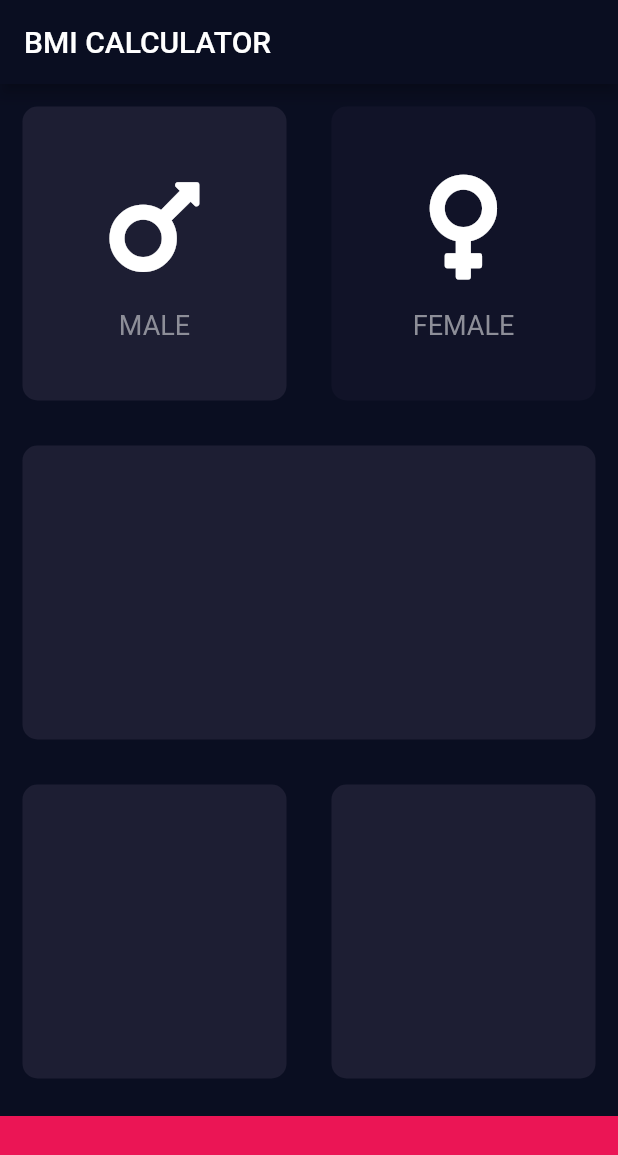
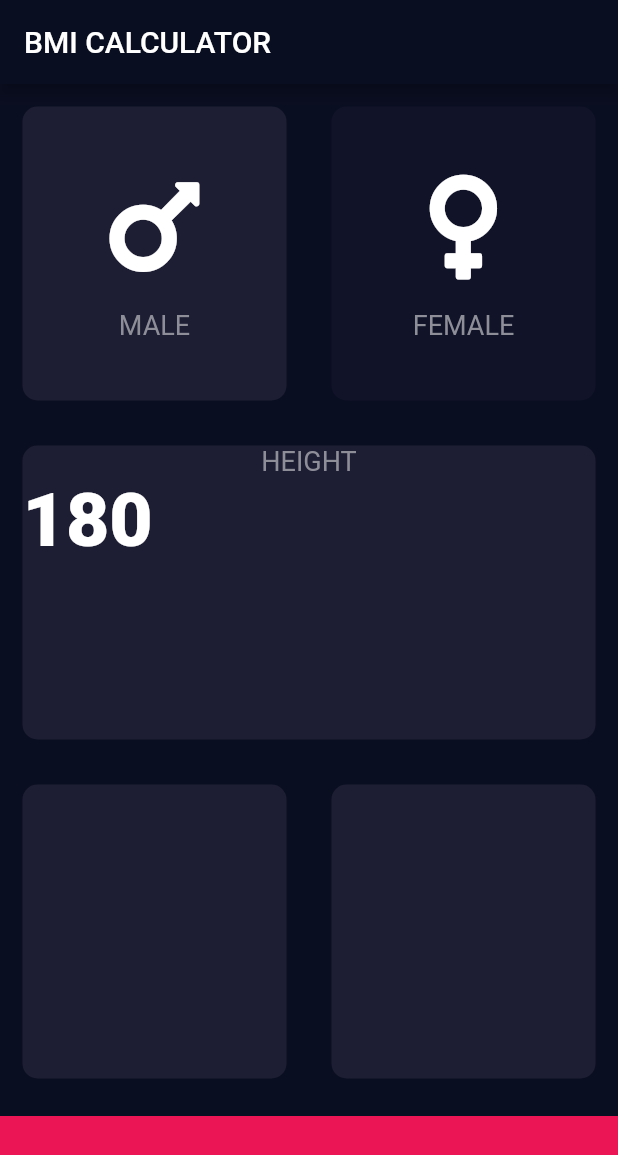
Before and after one commit to tastethedream/flutter-development-bootcamp, a Flutter app: the screen it shows after launch, after a tap on "MALE", on a phone screen of 412 x 824 dp. Shown: the top 1155 px of the screen. Run offline on Flutter 3.47's test engine with Material 2 defaults, Android fonts, the phone set to English and light mode, and no system bars; our stand-ins replace audioplayers, font_awesome_flutter, rflutter_alert.

Commit message:
code refactored and content added to card 3

```diff
--- /dev/null
+++ b/bmi-calculator-flutter/lib/constants.dart
@@ -0,0 +1,16 @@
+import 'package:flutter/material.dart';
+
+const kBottomContainerHeight = 80.0;
+const kActiveCardColour = Color(0XFF1D1E33);
+const kInactiveCardColour = Color(0XFF111328);
+const kBottomContainerColour = Color(0xffeb1555);
+
+const kLabelTextStyle = TextStyle(
+  fontSize: 18.0,
+  color: Color(0xff8d8e98),
+);
+
+const kNumberStyle = TextStyle(
+  fontSize: 50.0,
+  fontWeight: FontWeight.w900,
+);
--- a/bmi-calculator-flutter/lib/icon_content.dart
+++ b/bmi-calculator-flutter/lib/icon_content.dart
@@ -1,9 +1,5 @@
 import 'package:flutter/material.dart';
-
-const labelTextStyle = TextStyle(
-  fontSize: 18.0,
-  color: Color(0xff8d8e98),
-);
+import 'constants.dart';
 
 class IconContent extends StatelessWidget {
   IconContent({this.icon, this.label});
@@ -25,7 +21,7 @@ class IconContent extends StatelessWidget {
         ),
         Text(
           label,
-          style: labelTextStyle,
+          style: kLabelTextStyle,
         ),
       ],
     );
--- a/bmi-calculator-flutter/lib/input_page.dart
+++ b/bmi-calculator-flutter/lib/input_page.dart
@@ -1,12 +1,14 @@
+import 'package:flutter/cupertino.dart';
 import 'package:flutter/material.dart';
 import 'package:font_awesome_flutter/font_awesome_flutter.dart';
 import 'icon_content.dart';
 import 'reusable_card.dart';
+import 'constants.dart';
 
-const bottomContainerHeight = 80.0;
-const activeCardColour = Color(0XFF1D1E33);
-const inactiveCardColour = Color(0XFF111328);
-const bottomContainerColour = Color(0xffeb1555);
+enum Gender {
+  male,
+  female,
+}
 
 class InputPage extends StatefulWidget {
   @override
@@ -14,28 +16,7 @@ class InputPage extends StatefulWidget {
 }
 
 class _InputPageState extends State<InputPage> {
-  Color maleCardColour = inactiveCardColour;
-  Color femaleCardColour = inactiveCardColour;
-
-  //1 = male 2 = female
-  void updateColour(int gender) {
-    if (gender == 1) {
-      if (maleCardColour == inactiveCardColour) {
-        maleCardColour = activeCardColour;
-        femaleCardColour = inactiveCardColour;
-      } else {
-        maleCardColour = inactiveCardColour;
-      }
-    }
-    if (gender == 2) {
-      if (femaleCardColour == inactiveCardColour) {
-        femaleCardColour = activeCardColour;
-        maleCardColour = inactiveCardColour;
-      } else {
-        femaleCardColour = inactiveCardColour;
-      }
-    }
-  }
+  Gender selectedGender;
 
   @override
   Widget build(BuildContext context) {
@@ -44,39 +25,40 @@ class _InputPageState extends State<InputPage> {
           title: Text('BMI CALCULATOR'),
         ),
         body: Column(
+          crossAxisAlignment: CrossAxisAlignment.stretch,
           children: [
             Expanded(
                 child: Row(
               children: [
                 Expanded(
-                  child: GestureDetector(
-                    onTap: () {
+                  child: ReusableCard(
+                    onPress: () {
                       setState(() {
-                        updateColour(1);
+                        selectedGender = Gender.male;
                       });
                     },
-                    child: ReusableCard(
-                      colour: maleCardColour,
+                    colour: selectedGender == Gender.male
+                        ? kActiveCardColour
+                        : kInactiveCardColour,
                     cardChild: IconContent(
                       icon: FontAwesomeIcons.mars,
                       label: 'MALE',
                     ),
                   ),
                 ),
-                ),
                 Expanded(
-                  child: GestureDetector(
-                    onTap: () {
+                  child: ReusableCard(
+                    onPress: () {
                       setState(() {
-                        updateColour(2);
+                        selectedGender = Gender.female;
                       });
                     },
-                    child: ReusableCard(
-                      colour: femaleCardColour,
+                    colour: selectedGender == Gender.female
+                        ? kActiveCardColour
+                        : kInactiveCardColour,
                     cardChild: IconContent(
                       icon: FontAwesomeIcons.venus,
                       label: 'FEMALE',
-                      ),
                     ),
                   ),
                 ),
@@ -84,7 +66,23 @@ class _InputPageState extends State<InputPage> {
             )),
             Expanded(
               child: ReusableCard(
-                colour: activeCardColour,
+                colour: kActiveCardColour,
+                cardChild: Column(
+                  children: [
+                    Text(
+                      'HEIGHT',
+                      style: kLabelTextStyle,
+                    ),
+                    Row(
+                      children: [
+                        Text(
+                          '180',
+                          style: kNumberStyle,
+                        ),
+                      ],
+                    )
+                  ],
+                ),
               ),
             ),
             Expanded(
@@ -92,21 +90,21 @@ class _InputPageState extends State<InputPage> {
               children: [
                 Expanded(
                   child: ReusableCard(
-                    colour: activeCardColour,
+                    colour: kActiveCardColour,
                   ),
                 ),
                 Expanded(
                   child: ReusableCard(
-                    colour: activeCardColour,
+                    colour: kActiveCardColour,
                   ),
                 ),
               ],
             )),
             Container(
-              color: bottomContainerColour,
+              color: kBottomContainerColour,
               margin: EdgeInsets.only(top: 10.0),
               width: double.infinity,
-              height: bottomContainerHeight,
+              height: kBottomContainerHeight,
             ),
           ],
         ));
--- a/bmi-calculator-flutter/lib/reusable_card.dart
+++ b/bmi-calculator-flutter/lib/reusable_card.dart
@@ -1,19 +1,23 @@
 import 'package:flutter/material.dart';
 
 class ReusableCard extends StatelessWidget {
-  ReusableCard({@required this.colour, this.cardChild});
+  ReusableCard({@required this.colour, this.cardChild, this.onPress});
 
   final Color colour;
   final Widget cardChild;
+  final Function onPress;
 
   @override
   Widget build(BuildContext context) {
-    return Container(
-      child: cardChild,
-      margin: EdgeInsets.all(15.0),
-      decoration: BoxDecoration(
-        color: colour,
-        borderRadius: BorderRadius.circular(10.0),
+    return GestureDetector(
+      onTap: onPress,
+      child: Container(
+        child: cardChild,
+        margin: EdgeInsets.all(15.0),
+        decoration: BoxDecoration(
+          color: colour,
+          borderRadius: BorderRadius.circular(10.0),
+        ),
       ),
     );
   }
```
Lines whose indentation alone changed are shown as unchanged.
